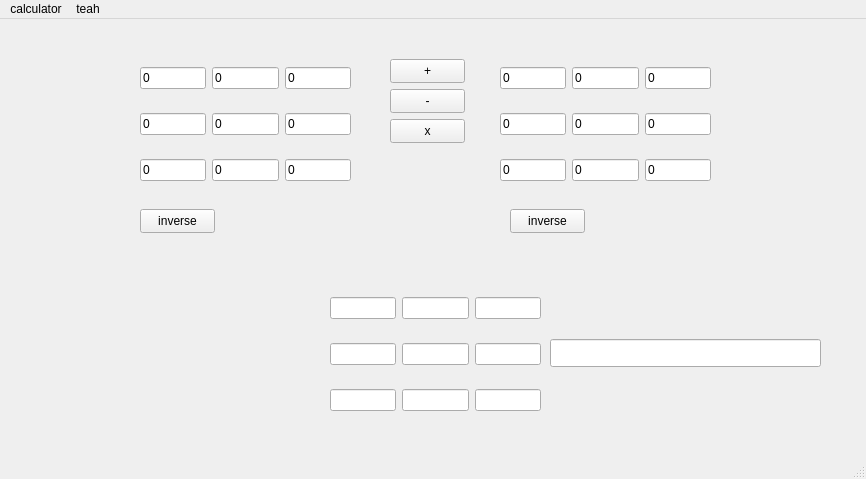
This is mainwindow.ui in Lunatic2339/calculator as Qt 5 draws it before an edit. The edited form follows.
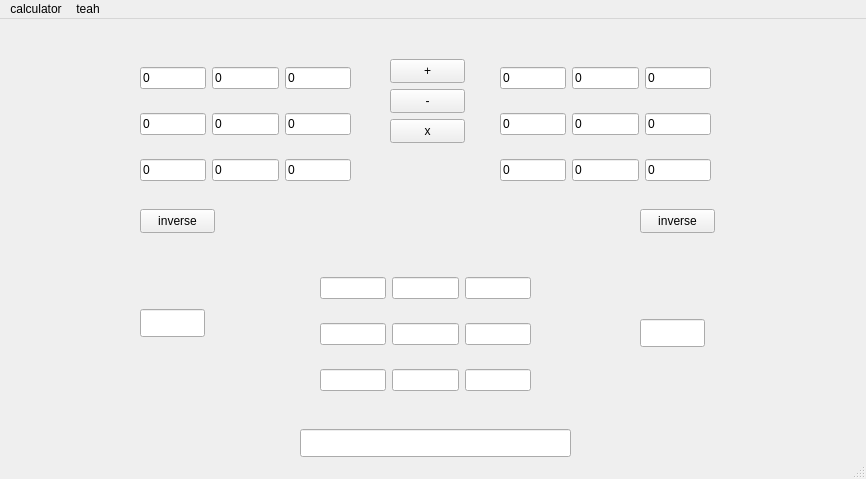
This is the edited form.

The edit to the form file:
```diff
--- a/mainwindow.ui
+++ b/mainwindow.ui
@@ -105,7 +105,7 @@
    <widget class="QPushButton" name="inverseButton2">
     <property name="geometry">
      <rect>
-      <x>510</x>
+      <x>640</x>
       <y>190</y>
       <width>75</width>
       <height>24</height>
@@ -118,8 +118,8 @@
    <widget class="QWidget" name="gridLayoutWidget_2">
     <property name="geometry">
      <rect>
-      <x>330</x>
-      <y>260</y>
+      <x>320</x>
+      <y>240</y>
       <width>211</width>
       <height>151</height>
      </rect>
@@ -307,8 +307,8 @@
    <widget class="QLineEdit" name="inputBox7_3">
     <property name="geometry">
      <rect>
-      <x>550</x>
-      <y>320</y>
+      <x>300</x>
+      <y>410</y>
       <width>271</width>
       <height>28</height>
      </rect>
@@ -317,6 +317,32 @@
      <string/>
     </property>
    </widget>
+   <widget class="QLineEdit" name="resultBox1_2">
+    <property name="geometry">
+     <rect>
+      <x>140</x>
+      <y>290</y>
+      <width>65</width>
+      <height>28</height>
+     </rect>
+    </property>
+    <property name="text">
+     <string/>
+    </property>
+   </widget>
+   <widget class="QLineEdit" name="resultBox1_3">
+    <property name="geometry">
+     <rect>
+      <x>640</x>
+      <y>300</y>
+      <width>65</width>
+      <height>28</height>
+     </rect>
+    </property>
+    <property name="text">
+     <string/>
+    </property>
+   </widget>
   </widget>
   <widget class="QMenuBar" name="menubar">
    <property name="geometry">
```
